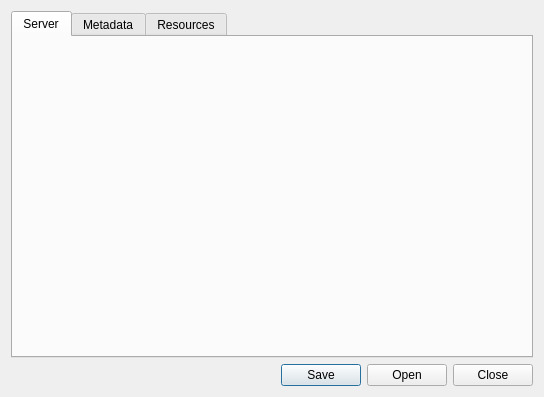
The window that pygeoapi_config_dialog_base.ui (KatKatKateryna/pygeoapi_config) describes before a commit, drawn with Qt 5.
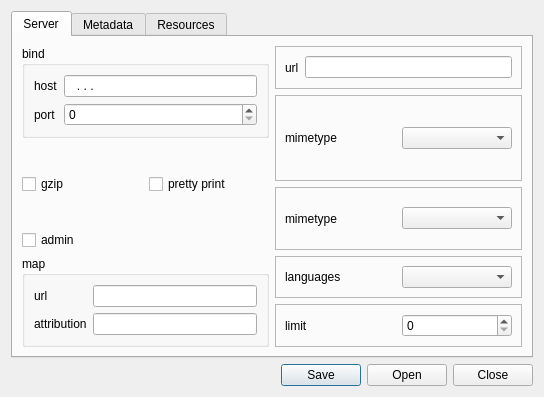
The same window after the commit. Icons and pictures are not drawn.

```diff
--- a/pygeoapi_config_dialog_base.ui
+++ b/pygeoapi_config_dialog_base.ui
@@ -27,6 +27,213 @@
       <attribute name="title">
        <string>Server</string>
       </attribute>
+      <layout class="QGridLayout" name="gridLayout_3">
+       <item row="0" column="0" rowspan="2">
+        <widget class="QGroupBox" name="groupBoxBind">
+         <property name="title">
+          <string>bind</string>
+         </property>
+         <layout class="QGridLayout" name="gridLayout">
+          <item row="0" column="1">
+           <widget class="QLineEdit" name="lineEditUrl">
+            <property name="inputMask">
+             <string>000.0.0.0</string>
+            </property>
+           </widget>
+          </item>
+          <item row="0" column="0">
+           <widget class="QLabel" name="label">
+            <property name="text">
+             <string>host</string>
+            </property>
+           </widget>
+          </item>
+          <item row="1" column="0">
+           <widget class="QLabel" name="label_2">
+            <property name="text">
+             <string>port</string>
+            </property>
+           </widget>
+          </item>
+          <item row="1" column="1">
+           <widget class="QSpinBox" name="spinBoxPort">
+            <property name="maximum">
+             <number>9999</number>
+            </property>
+           </widget>
+          </item>
+         </layout>
+        </widget>
+       </item>
+       <item row="0" column="1">
+        <widget class="QFrame" name="frame">
+         <property name="frameShape">
+          <enum>QFrame::StyledPanel</enum>
+         </property>
+         <property name="frameShadow">
+          <enum>QFrame::Raised</enum>
+         </property>
+         <layout class="QHBoxLayout" name="horizontalLayout">
+          <item>
+           <widget class="QLabel" name="label_3">
+            <property name="text">
+             <string>url</string>
+            </property>
+           </widget>
+          </item>
+          <item>
+           <widget class="QLineEdit" name="lineEditUrl_2"/>
+          </item>
+         </layout>
+        </widget>
+       </item>
+       <item row="1" column="1" rowspan="2">
+        <widget class="QFrame" name="frame_2">
+         <property name="frameShape">
+          <enum>QFrame::StyledPanel</enum>
+         </property>
+         <property name="frameShadow">
+          <enum>QFrame::Raised</enum>
+         </property>
+         <layout class="QHBoxLayout" name="horizontalLayout_2">
+          <item>
+           <widget class="QLabel" name="label_4">
+            <property name="text">
+             <string>mimetype</string>
+            </property>
+           </widget>
+          </item>
+          <item>
+           <widget class="QComboBox" name="comboBoxMime"/>
+          </item>
+         </layout>
+        </widget>
+       </item>
+       <item row="2" column="0" rowspan="2">
+        <layout class="QHBoxLayout" name="horizontalLayout_7">
+         <item>
+          <widget class="QCheckBox" name="checkBoxGzip">
+           <property name="text">
+            <string>gzip</string>
+           </property>
+          </widget>
+         </item>
+         <item>
+          <widget class="QCheckBox" name="checkBoxPretty">
+           <property name="text">
+            <string>pretty print</string>
+           </property>
+          </widget>
+         </item>
+        </layout>
+       </item>
+       <item row="3" column="1" rowspan="2">
+        <widget class="QFrame" name="frame_3">
+         <property name="frameShape">
+          <enum>QFrame::StyledPanel</enum>
+         </property>
+         <property name="frameShadow">
+          <enum>QFrame::Raised</enum>
+         </property>
+         <layout class="QHBoxLayout" name="horizontalLayout_3">
+          <item>
+           <widget class="QLabel" name="label_5">
+            <property name="text">
+             <string>mimetype</string>
+            </property>
+           </widget>
+          </item>
+          <item>
+           <widget class="QComboBox" name="comboBoxEncoding"/>
+          </item>
+         </layout>
+        </widget>
+       </item>
+       <item row="4" column="0">
+        <widget class="QCheckBox" name="checkBoxAdmin">
+         <property name="text">
+          <string>admin</string>
+         </property>
+        </widget>
+       </item>
+       <item row="5" column="0" rowspan="2">
+        <widget class="QGroupBox" name="groupBoxMap">
+         <property name="title">
+          <string>map</string>
+         </property>
+         <layout class="QGridLayout" name="gridLayout_2">
+          <item row="0" column="0">
+           <widget class="QLabel" name="label_8">
+            <property name="text">
+             <string>url</string>
+            </property>
+           </widget>
+          </item>
+          <item row="0" column="1">
+           <widget class="QLineEdit" name="lineEditUrl_3"/>
+          </item>
+          <item row="1" column="0">
+           <widget class="QLabel" name="label_9">
+            <property name="text">
+             <string>attribution</string>
+            </property>
+           </widget>
+          </item>
+          <item row="1" column="1">
+           <widget class="QLineEdit" name="lineEditAttribution"/>
+          </item>
+         </layout>
+        </widget>
+       </item>
+       <item row="5" column="1">
+        <widget class="QFrame" name="frame_5">
+         <property name="frameShape">
+          <enum>QFrame::StyledPanel</enum>
+         </property>
+         <property name="frameShadow">
+          <enum>QFrame::Raised</enum>
+         </property>
+         <layout class="QHBoxLayout" name="horizontalLayout_5">
+          <item>
+           <widget class="QLabel" name="label_7">
+            <property name="text">
+             <string>languages</string>
+            </property>
+           </widget>
+          </item>
+          <item>
+           <widget class="QComboBox" name="comboBox"/>
+          </item>
+         </layout>
+        </widget>
+       </item>
+       <item row="6" column="1">
+        <widget class="QFrame" name="frame_4">
+         <property name="frameShape">
+          <enum>QFrame::StyledPanel</enum>
+         </property>
+         <property name="frameShadow">
+          <enum>QFrame::Raised</enum>
+         </property>
+         <layout class="QHBoxLayout" name="horizontalLayout_4">
+          <item>
+           <widget class="QLabel" name="label_6">
+            <property name="text">
+             <string>limit</string>
+            </property>
+           </widget>
+          </item>
+          <item>
+           <widget class="QSpinBox" name="spinBoxLimit">
+            <property name="maximum">
+             <number>9999</number>
+            </property>
+           </widget>
+          </item>
+         </layout>
+        </widget>
+       </item>
+      </layout>
      </widget>
      <widget class="QWidget" name="metadataTab">
       <attribute name="title">
```
